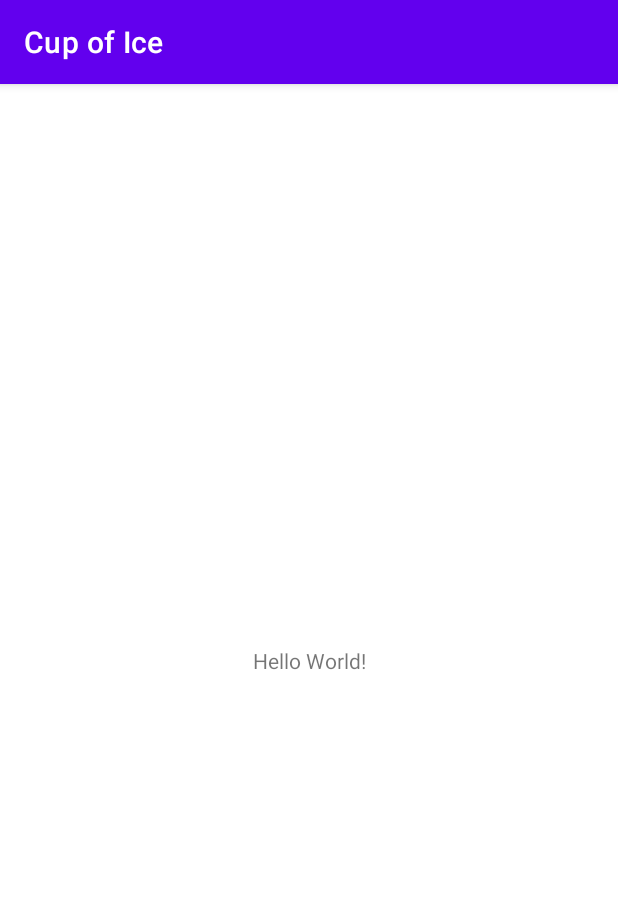
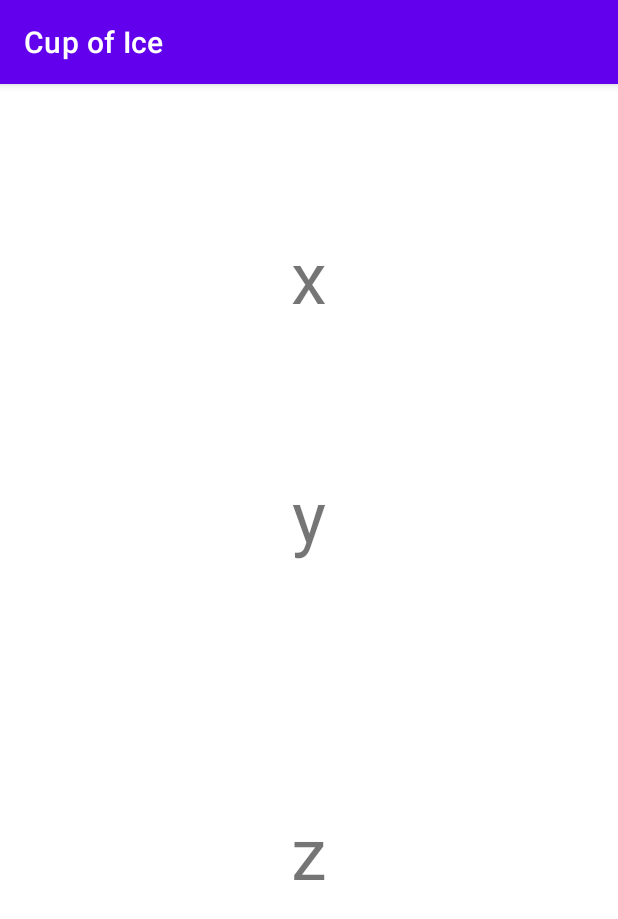
Before and after one commit to vivian-dai/CupOfIce, an Android app: the screen it shows after launch (MainActivity), on a phone screen of 412 x 824 dp. Shown: the top 919 px of the screen. Run offline under Robolectric (Android 15) with nearby library versions, the phone set to English and light mode, and no system bars.

Commit message:
some things work
- somehow registering a sensor doesn't work

```diff
--- a/app/src/main/AndroidManifest.xml
+++ b/app/src/main/AndroidManifest.xml
@@ -1,6 +1,8 @@
 <?xml version="1.0" encoding="utf-8"?>
 <manifest xmlns:android="http://schemas.android.com/apk/res/android"
     xmlns:tools="http://schemas.android.com/tools">
+    <uses-permission android:name="android.permission.SENSOR_PRIVACY" />
+    <uses-feature android:name="android.hardware.sensor.accelerometer" />
 
     <application
         android:allowBackup="true"
--- a/app/src/main/java/com/example/cupofice/MainActivity.kt
+++ b/app/src/main/java/com/example/cupofice/MainActivity.kt
@@ -1,11 +1,67 @@
 package com.example.cupofice
 
+import android.content.Context
+import android.hardware.Sensor
+import android.hardware.SensorEvent
+import android.hardware.SensorEventListener
+import android.hardware.SensorManager
 import androidx.appcompat.app.AppCompatActivity
 import android.os.Bundle
+import android.widget.TextView
 
 class MainActivity : AppCompatActivity() {
+    lateinit var sensorManager: SensorManager;
+    lateinit var sensor: Sensor;
+
+    lateinit var listener: LinearAccelListener;
     override fun onCreate(savedInstanceState: Bundle?) {
         super.onCreate(savedInstanceState)
         setContentView(R.layout.activity_main)
+        sensorManager = getSystemService(Context.SENSOR_SERVICE) as SensorManager;
+        sensor = sensorManager.getDefaultSensor(Sensor.TYPE_LINEAR_ACCELERATION);
+
+        val textViewX = findViewById<TextView>(R.id.x_text);
+        val textViewY = findViewById<TextView>(R.id.y_text);
+        val textViewZ = findViewById<TextView>(R.id.z_text);
+
+        listener = LinearAccelListener(arrayOf(textViewX, textViewY, textViewZ));
+
     }
+
+    override fun onResume() {
+        super.onResume();
+//        sensorManager.registerListener(listener, sensor, SensorManager.SENSOR_DELAY_NORMAL);
+        // ???? literally why does this not work when this is here
+    }
+
+    override fun onPause() {
+        super.onPause()
+        sensorManager.unregisterListener(listener);
+    }
+
+    class LinearAccelListener(textViewsA: Array<TextView>) : SensorEventListener {
+        lateinit var textViews: Array<TextView>;
+        lateinit var accels: FloatArray;
+
+        init {
+            textViews = textViewsA;
+            accels = floatArrayOf(0F, 0F, 0F);
+        }
+
+        override fun onSensorChanged(event: SensorEvent) {
+            accels[0] = event.values[0];
+            accels[1] = event.values[1];
+            accels[2] = event.values[2];
+
+            textViews[0].text = accels[0].toString();
+            textViews[1].text = accels[1].toString();
+            textViews[2].text = accels[2].toString();
+        }
+
+        override fun onAccuracyChanged(p0: Sensor?, p1: Int) {
+            TODO("Not yet implemented")
+            // yay
+        }
+    }
+
 }
--- a/app/src/main/res/layout/activity_main.xml
+++ b/app/src/main/res/layout/activity_main.xml
@@ -7,12 +7,36 @@
     tools:context=".MainActivity">
 
     <TextView
+        android:id="@+id/x_text"
         android:layout_width="wrap_content"
         android:layout_height="wrap_content"
-        android:text="Hello World!"
-        app:layout_constraintBottom_toBottomOf="parent"
+        android:text="x"
+        android:textSize="48dp"
+        app:layout_constraintBottom_toTopOf="@+id/y_text"
         app:layout_constraintEnd_toEndOf="parent"
         app:layout_constraintStart_toStartOf="parent"
         app:layout_constraintTop_toTopOf="parent" />
 
+    <TextView
+        android:id="@+id/y_text"
+        android:layout_width="wrap_content"
+        android:layout_height="wrap_content"
+        android:text="y"
+        android:textSize="48dp"
+        app:layout_constraintBottom_toTopOf="@+id/z_text"
+        app:layout_constraintEnd_toEndOf="parent"
+        app:layout_constraintStart_toStartOf="parent"
+        app:layout_constraintTop_toTopOf="@id/x_text" />
+
+    <TextView
+        android:id="@+id/z_text"
+        android:layout_width="wrap_content"
+        android:layout_height="wrap_content"
+        android:text="z"
+        android:textSize="48dp"
+        app:layout_constraintBottom_toBottomOf="parent"
+        app:layout_constraintEnd_toEndOf="parent"
+        app:layout_constraintStart_toStartOf="parent"
+        app:layout_constraintTop_toTopOf="@id/y_text" />
+
 </androidx.constraintlayout.widget.ConstraintLayout>
```
